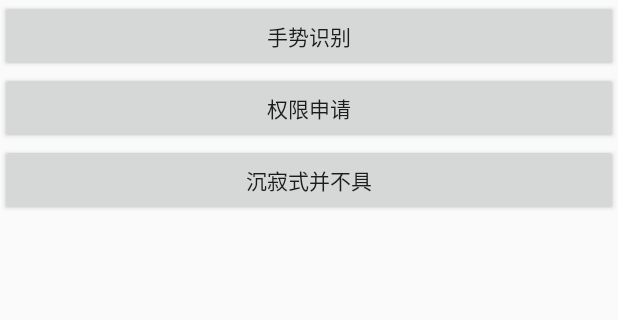
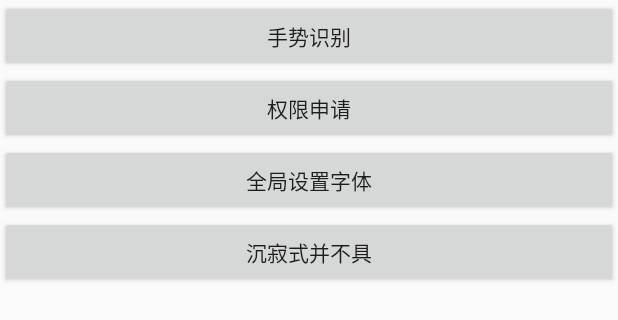
Before and after one commit to fanluo/XBase, an Android app: the layout activity_main.xml on its own in the app's theme, with its tools: preview values and no code run, on a phone screen of 412 x 824 dp. Shown: the top 320 px of the screen. Run offline under Robolectric (Android 15) with nearby library versions, the phone set to English and light mode, and no system bars.

Commit message:
去除未经测试的功能

```diff
--- a/app/src/main/AndroidManifest.xml
+++ b/app/src/main/AndroidManifest.xml
@@ -26,7 +26,6 @@
         </activity>
         <activity android:name=".test_act.PermissionAct" />
         <activity android:name=".test_act.TouchAct" />
-        <activity android:name=".test_act.SilenceAct" />
     </application>
 
 </manifest>
--- a/app/src/main/java/com/allens/allenstools/MainActivity.java
+++ b/app/src/main/java/com/allens/allenstools/MainActivity.java
@@ -31,9 +31,5 @@ public class MainActivity extends BaseActivity {
         $(R.id.btn_permission).setOnClickListener(v -> {
             ARouter.getInstance().build("/act/permission").navigation();
         });
-
-        $(R.id.btn_silence).setOnClickListener(v -> {
-            ARouter.getInstance().build("/act/silence").navigation();
-        });
     }
 }
--- a/app/src/main/res/layout/activity_main.xml
+++ b/app/src/main/res/layout/activity_main.xml
@@ -21,11 +21,19 @@
                 android:layout_width="match_parent"
                 android:layout_height="wrap_content"
                 android:text="手势识别" />
+
             <Button
                 android:id="@+id/btn_permission"
                 android:layout_width="match_parent"
                 android:layout_height="wrap_content"
                 android:text="权限申请" />
+
+            <Button
+                android:id="@+id/btn_text"
+                android:layout_width="match_parent"
+                android:layout_height="wrap_content"
+                android:text="全局设置字体" />
+
             <Button
                 android:id="@+id/btn_silence"
                 android:layout_width="match_parent"
--- a/lib_base/src/main/java/com/allens/lib_base/base/ITopView.java
+++ b/lib_base/src/main/java/com/allens/lib_base/base/ITopView.java
@@ -14,7 +14,6 @@ public interface ITopView {
 
     /***
      * 是否开启沉寂式布局
-     * @param skip 是否跳过
      */
     void silence();
 
--- a/lib_base/src/main/java/com/allens/lib_base/base/IUiHelper.java
+++ b/lib_base/src/main/java/com/allens/lib_base/base/IUiHelper.java
@@ -2,8 +2,6 @@ package com.allens.lib_base.base;
 
 public interface IUiHelper {
 
-    //更改应用程序字体大小
-    int setTextSize();
 
     void toast(String msg);
 
```
Also changed, not shown: app/src/main/java/com/allens/allenstools/test_act/SilenceAct.java (deleted, +0 -30 lines), app/src/main/res/layout/activity_text.xml (added, +11 -0 lines), lib_base/src/main/java/com/allens/lib_base/base/BaseActivity.java (+0 -27 lines).
